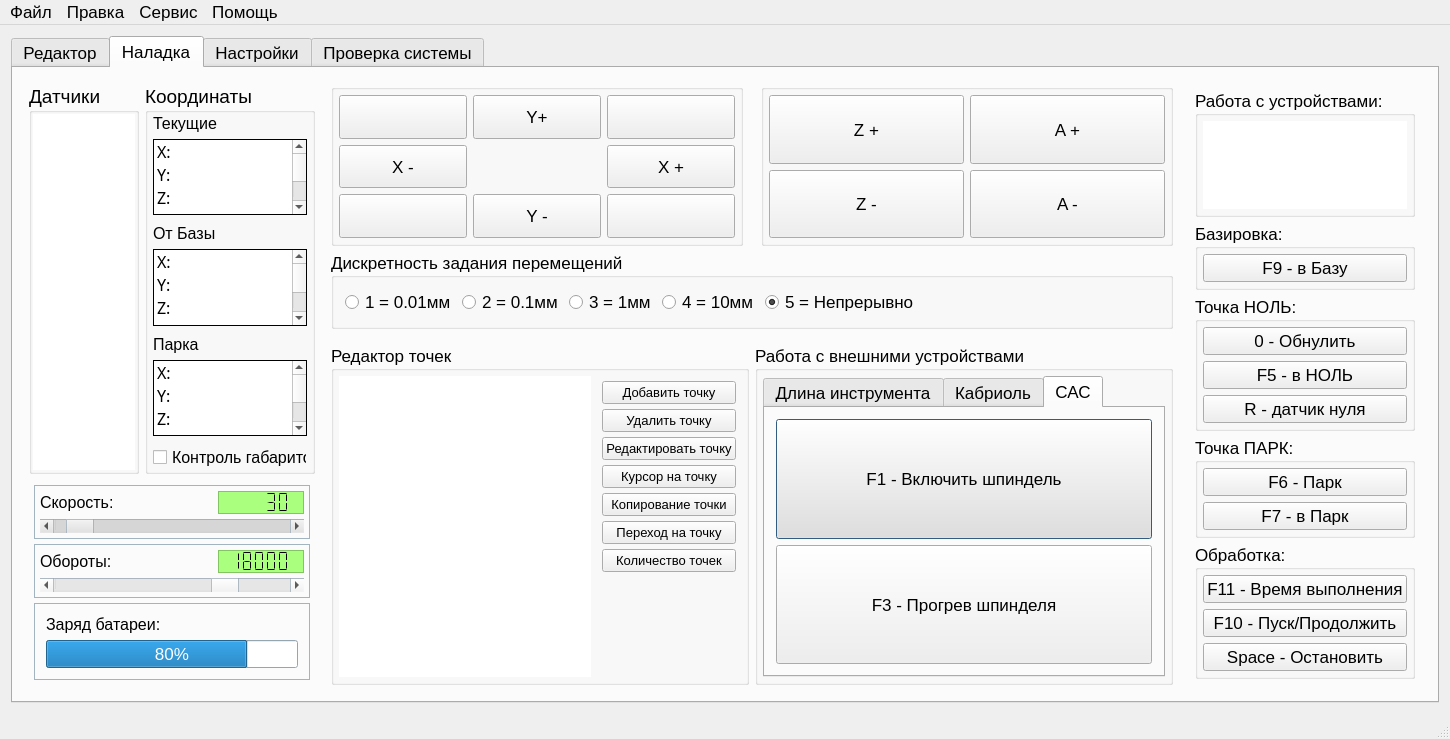
Xtail96/SML, file KAMEditor/gui/mainwindow.ui: the form before one commit.
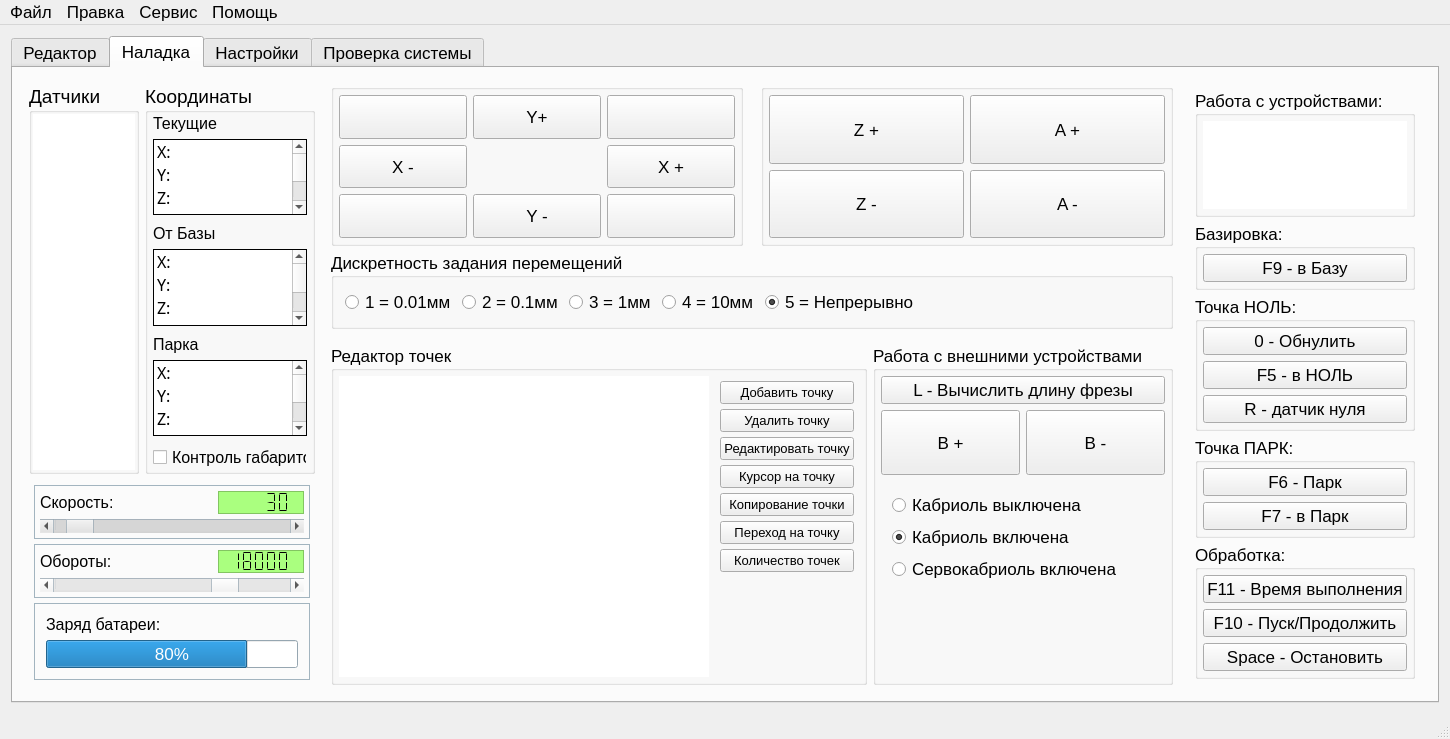
The form after the commit. The open tabs and pages were chosen to show the change. Icons and pictures are not drawn.

The edit to the form file:
```diff
--- a/KAMEditor/gui/mainwindow.ui
+++ b/KAMEditor/gui/mainwindow.ui
@@ -1620,7 +1620,7 @@
                <widget class="QGroupBox" name="pointsAreaGroupBox">
                 <property name="sizePolicy">
                  <sizepolicy hsizetype="Preferred" vsizetype="Preferred">
-                  <horstretch>3</horstretch>
+                  <horstretch>5</horstretch>
                   <verstretch>0</verstretch>
                  </sizepolicy>
                 </property>
@@ -1862,7 +1862,7 @@
                <widget class="QGroupBox" name="devicesGroupBox">
                 <property name="sizePolicy">
                  <sizepolicy hsizetype="Preferred" vsizetype="Preferred">
-                  <horstretch>3</horstretch>
+                  <horstretch>1</horstretch>
                   <verstretch>0</verstretch>
                  </sizepolicy>
                 </property>
@@ -1882,46 +1882,7 @@
                  <property name="bottomMargin">
                   <number>5</number>
                  </property>
-                 <item row="0" column="1">
-                  <widget class="QTabWidget" name="devicesTabWidget">
-                   <property name="tabShape">
-                    <enum>QTabWidget::Rounded</enum>
-                   </property>
-                   <property name="currentIndex">
-                    <number>0</number>
-                   </property>
-                   <widget class="QWidget" name="toolLengthSensorTab">
-                    <attribute name="title">
-                     <string>Длина инструмента</string>
-                    </attribute>
-                    <layout class="QGridLayout" name="gridLayout_23">
-                     <item row="0" column="2">
-                      <spacer name="horizontalSpacer_7">
-                       <property name="orientation">
-                        <enum>Qt::Horizontal</enum>
-                       </property>
-                       <property name="sizeHint" stdset="0">
-                        <size>
-                         <width>30</width>
-                         <height>20</height>
-                        </size>
-                       </property>
-                      </spacer>
-                     </item>
-                     <item row="0" column="0">
-                      <spacer name="horizontalSpacer_6">
-                       <property name="orientation">
-                        <enum>Qt::Horizontal</enum>
-                       </property>
-                       <property name="sizeHint" stdset="0">
-                        <size>
-                         <width>30</width>
-                         <height>20</height>
-                        </size>
-                       </property>
-                      </spacer>
-                     </item>
-                     <item row="0" column="1">
+                 <item row="0" column="0" colspan="2">
                       <widget class="QPushButton" name="toolLengthSensorPushButton">
                        <property name="sizePolicy">
                         <sizepolicy hsizetype="Minimum" vsizetype="Preferred">
@@ -1938,26 +1899,74 @@
                       </widget>
                      </item>
                      <item row="1" column="1">
-                      <spacer name="verticalSpacer_2">
-                       <property name="orientation">
-                        <enum>Qt::Vertical</enum>
-                       </property>
-                       <property name="sizeHint" stdset="0">
+                  <widget class="QPushButton" name="movementBNegativePushButton">
+                   <property name="sizePolicy">
+                    <sizepolicy hsizetype="Preferred" vsizetype="Preferred">
+                     <horstretch>0</horstretch>
+                     <verstretch>1</verstretch>
+                    </sizepolicy>
+                   </property>
+                   <property name="font">
+                    <font>
+                     <pointsize>13</pointsize>
+                    </font>
+                   </property>
+                   <property name="text">
+                    <string>B -</string>
+                   </property>
+                   <property name="icon">
+                    <iconset resource="images.qrc">
+                     <normaloff>:/new/prefix1/images/ArrowDown.png</normaloff>:/new/prefix1/images/ArrowDown.png</iconset>
+                   </property>
+                   <property name="iconSize">
                         <size>
-                         <width>30</width>
-                         <height>20</height>
-                        </size>
-                       </property>
-                      </spacer>
-                     </item>
-                    </layout>
-                   </widget>
-                   <widget class="QWidget" name="kabriolTab">
-                    <attribute name="title">
-                     <string>Кабриоль</string>
-                    </attribute>
-                    <layout class="QGridLayout" name="gridLayout_12">
-                     <item row="2" column="0" colspan="4">
+                     <width>64</width>
+                     <height>64</height>
+                    </size>
+                   </property>
+                   <property name="autoRepeat">
+                    <bool>true</bool>
+                   </property>
+                   <property name="default">
+                    <bool>false</bool>
+                   </property>
+                  </widget>
+                 </item>
+                 <item row="1" column="0">
+                  <widget class="QPushButton" name="movementBPositivePushButton">
+                   <property name="sizePolicy">
+                    <sizepolicy hsizetype="Preferred" vsizetype="Preferred">
+                     <horstretch>0</horstretch>
+                     <verstretch>1</verstretch>
+                    </sizepolicy>
+                   </property>
+                   <property name="font">
+                    <font>
+                     <pointsize>13</pointsize>
+                    </font>
+                   </property>
+                   <property name="text">
+                    <string>B +</string>
+                   </property>
+                   <property name="icon">
+                    <iconset resource="images.qrc">
+                     <normaloff>:/new/prefix1/images/ArrowUp.png</normaloff>:/new/prefix1/images/ArrowUp.png</iconset>
+                   </property>
+                   <property name="iconSize">
+                    <size>
+                     <width>64</width>
+                     <height>64</height>
+                    </size>
+                   </property>
+                   <property name="autoRepeat">
+                    <bool>true</bool>
+                   </property>
+                   <property name="default">
+                    <bool>false</bool>
+                   </property>
+                  </widget>
+                 </item>
+                 <item row="2" column="0" colspan="2">
                       <widget class="QFrame" name="cabriolModeFrame">
                        <property name="sizePolicy">
                         <sizepolicy hsizetype="Preferred" vsizetype="Preferred">
@@ -2013,262 +2022,6 @@
                          </spacer>
                         </item>
                        </layout>
-                      </widget>
-                     </item>
-                     <item row="1" column="0" colspan="2">
-                      <widget class="QPushButton" name="movementBPositivePushButton">
-                       <property name="sizePolicy">
-                        <sizepolicy hsizetype="Preferred" vsizetype="Preferred">
-                         <horstretch>0</horstretch>
-                         <verstretch>1</verstretch>
-                        </sizepolicy>
-                       </property>
-                       <property name="font">
-                        <font>
-                         <pointsize>13</pointsize>
-                        </font>
-                       </property>
-                       <property name="text">
-                        <string>B +</string>
-                       </property>
-                       <property name="icon">
-                        <iconset resource="images.qrc">
-                         <normaloff>:/new/prefix1/images/ArrowUp.png</normaloff>:/new/prefix1/images/ArrowUp.png</iconset>
-                       </property>
-                       <property name="iconSize">
-                        <size>
-                         <width>64</width>
-                         <height>64</height>
-                        </size>
-                       </property>
-                       <property name="autoRepeat">
-                        <bool>true</bool>
-                       </property>
-                       <property name="default">
-                        <bool>false</bool>
-                       </property>
-                      </widget>
-                     </item>
-                     <item row="1" column="2" colspan="2">
-                      <widget class="QPushButton" name="movementBNegativePushButton">
-                       <property name="sizePolicy">
-                        <sizepolicy hsizetype="Preferred" vsizetype="Preferred">
-                         <horstretch>0</horstretch>
-                         <verstretch>1</verstretch>
-                        </sizepolicy>
-                       </property>
-                       <property name="font">
-                        <font>
-                         <pointsize>13</pointsize>
-                        </font>
-                       </property>
-                       <property name="text">
-                        <string>B -</string>
-                       </property>
-                       <property name="icon">
-                        <iconset resource="images.qrc">
-                         <normaloff>:/new/prefix1/images/ArrowDown.png</normaloff>:/new/prefix1/images/ArrowDown.png</iconset>
-                       </property>
-                       <property name="iconSize">
-                        <size>
-                         <width>64</width>
-                         <height>64</height>
-                        </size>
-                       </property>
-                       <property name="autoRepeat">
-                        <bool>true</bool>
-                       </property>
-                       <property name="default">
-                        <bool>false</bool>
-                       </property>
-                      </widget>
-                     </item>
-                    </layout>
-                   </widget>
-                   <widget class="QWidget" name="lubricationSystemTab">
-                    <attribute name="title">
-                     <string>САС</string>
-                    </attribute>
-                    <layout class="QGridLayout" name="gridLayout_13">
-                     <item row="1" column="0">
-                      <widget class="QPushButton" name="millWarmingPushButton">
-                       <property name="sizePolicy">
-                        <sizepolicy hsizetype="Minimum" vsizetype="Preferred">
-                         <horstretch>0</horstretch>
-                         <verstretch>0</verstretch>
-                        </sizepolicy>
-                       </property>
-                       <property name="text">
-                        <string>F3 - Прогрев шпинделя</string>
-                       </property>
-                       <property name="shortcut">
-                        <string>F3</string>
-                       </property>
-                      </widget>
-                     </item>
-                     <item row="0" column="0">
-                      <widget class="QPushButton" name="spindelEnablePushButton">
-                       <property name="sizePolicy">
-                        <sizepolicy hsizetype="Minimum" vsizetype="Preferred">
-                         <horstretch>0</horstretch>
-                         <verstretch>0</verstretch>
-                        </sizepolicy>
-                       </property>
-                       <property name="palette">
-                        <palette>
-                         <active>
-                          <colorrole role="Button">
-                           <brush brushstyle="SolidPattern">
-                            <color alpha="255">
-                             <red>223</red>
-                             <green>223</green>
-                             <blue>223</blue>
-                            </color>
-                           </brush>
-                          </colorrole>
-                          <colorrole role="BrightText">
-                           <brush brushstyle="SolidPattern">
-                            <color alpha="255">
-                             <red>255</red>
-                             <green>255</green>
-                             <blue>255</blue>
-                            </color>
-                           </brush>
-                          </colorrole>
-                          <colorrole role="ButtonText">
-                           <brush brushstyle="SolidPattern">
-                            <color alpha="255">
-                             <red>0</red>
-                             <green>0</green>
-                             <blue>0</blue>
-                            </color>
-                           </brush>
-                          </colorrole>
-                          <colorrole role="Base">
-                           <brush brushstyle="SolidPattern">
-                            <color alpha="255">
-                             <red>255</red>
-                             <green>255</green>
-                             <blue>255</blue>
-                            </color>
-                           </brush>
-                          </colorrole>
-                          <colorrole role="Window">
-                           <brush brushstyle="SolidPattern">
-                            <color alpha="255">
-                             <red>70</red>
-                             <green>130</green>
-                             <blue>179</blue>
-                            </color>
-                           </brush>
-                          </colorrole>
-                         </active>
-                         <inactive>
-                          <colorrole role="Button">
-                           <brush brushstyle="SolidPattern">
-                            <color alpha="255">
-                             <red>223</red>
-                             <green>223</green>
-                             <blue>223</blue>
-                            </color>
-                           </brush>
-                          </colorrole>
-                          <colorrole role="BrightText">
-                           <brush brushstyle="SolidPattern">
-                            <color alpha="255">
-                             <red>255</red>
-                             <green>255</green>
-                             <blue>255</blue>
-                            </color>
-                           </brush>
-                          </colorrole>
-                          <colorrole role="ButtonText">
-                           <brush brushstyle="SolidPattern">
-                            <color alpha="255">
-                             <red>0</red>
-                             <green>0</green>
-                             <blue>0</blue>
-                            </color>
-                           </brush>
-                          </colorrole>
-                          <colorrole role="Base">
-                           <brush brushstyle="SolidPattern">
-                            <color alpha="255">
-                             <red>255</red>
-                             <green>255</green>
-                             <blue>255</blue>
-                            </color>
-                           </brush>
-                          </colorrole>
-                          <colorrole role="Window">
-                           <brush brushstyle="SolidPattern">
-                            <color alpha="255">
-                             <red>70</red>
-                             <green>130</green>
-                             <blue>179</blue>
-                            </color>
-                           </brush>
-                          </colorrole>
-                         </inactive>
-                         <disabled>
-                          <colorrole role="Button">
-                           <brush brushstyle="SolidPattern">
-                            <color alpha="255">
-                             <red>223</red>
-                             <green>223</green>
-                             <blue>223</blue>
-                            </color>
-                           </brush>
-                          </colorrole>
-                          <colorrole role="BrightText">
-                           <brush brushstyle="SolidPattern">
-                            <color alpha="255">
-                             <red>255</red>
-                             <green>255</green>
-                             <blue>255</blue>
-                            </color>
-                           </brush>
-                          </colorrole>
-                          <colorrole role="ButtonText">
-                           <brush brushstyle="SolidPattern">
-                            <color alpha="255">
-                             <red>120</red>
-                             <green>120</green>
-                             <blue>120</blue>
-                            </color>
-                           </brush>
-                          </colorrole>
-                          <colorrole role="Base">
-                           <brush brushstyle="SolidPattern">
-                            <color alpha="255">
-                             <red>70</red>
-                             <green>130</green>
-                             <blue>179</blue>
-                            </color>
-                           </brush>
-                          </colorrole>
-                          <colorrole role="Window">
-                           <brush brushstyle="SolidPattern">
-                            <color alpha="255">
-                             <red>70</red>
-                             <green>130</green>
-                             <blue>179</blue>
-                            </color>
-                           </brush>
-                          </colorrole>
-                         </disabled>
-                        </palette>
-                       </property>
-                       <property name="text">
-                        <string>F1 - Включить шпиндель</string>
-                       </property>
-                       <property name="shortcut">
-                        <string>F1</string>
-                       </property>
-                      </widget>
-                     </item>
-                    </layout>
-                   </widget>
                   </widget>
                  </item>
                 </layout>
```
Lines whose indentation alone changed are shown as unchanged.
